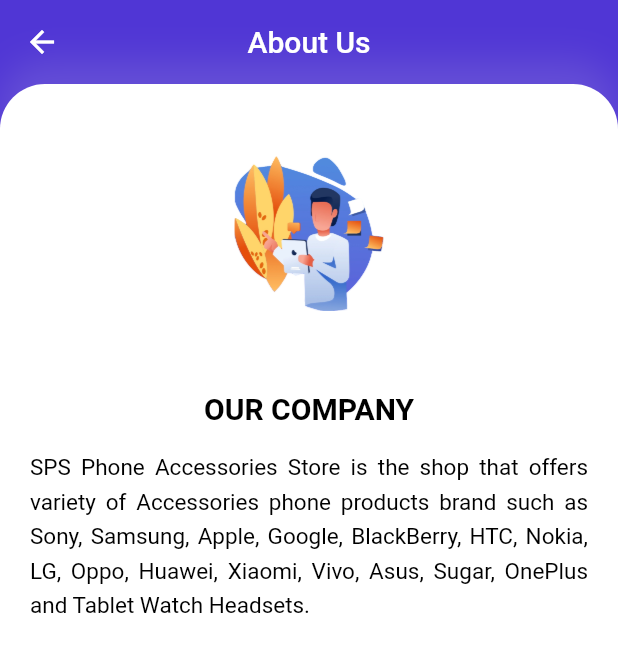
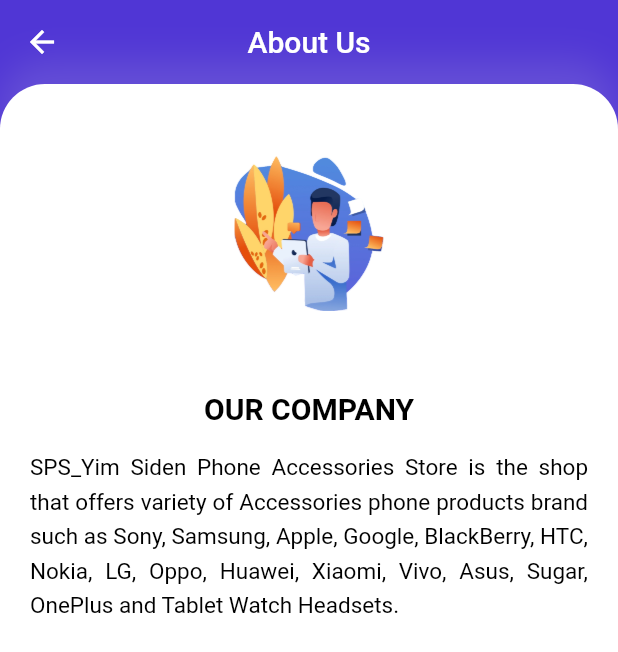
Before and after one commit to siden9700/merl24, a Flutter app: the AboutUs screen opened directly, on a phone screen of 412 x 824 dp. Shown: the top 652 px of the screen. Run offline on Flutter 3.47's test engine with Material 2 defaults, Android fonts, the phone set to English and light mode, and no system bars; our stand-ins replace cached_network_image, carousel_slider, curved_navigation_bar, flutter_zoom_drawer, google_nav_bar, shared_preferences; missing offline and left inert: shared_preferences_web; accounts and stored records are empty.

Commit message:
merl24v1.0.1

```diff
--- a/lib/about.dart
+++ b/lib/about.dart
@@ -89,7 +89,7 @@ class Body extends StatelessWidget {
                         fontWeight: FontWeight.bold)),
                 SizedBox(height: 15),
                 Text(
-                    "SPS Phone Accessories Store is the shop that offers variety of Accessories phone products brand such as Sony, Samsung, Apple, Google, BlackBerry, HTC, Nokia, LG, Oppo, Huawei, Xiaomi, Vivo, Asus, Sugar, OnePlus and Tablet Watch Headsets.",
+                    "SPS_Yim Siden Phone Accessories Store is the shop that offers variety of Accessories phone products brand such as Sony, Samsung, Apple, Google, BlackBerry, HTC, Nokia, LG, Oppo, Huawei, Xiaomi, Vivo, Asus, Sugar, OnePlus and Tablet Watch Headsets.",
                     textAlign: TextAlign.justify,
                     style: TextStyle(
                       height: 1.5,
```
